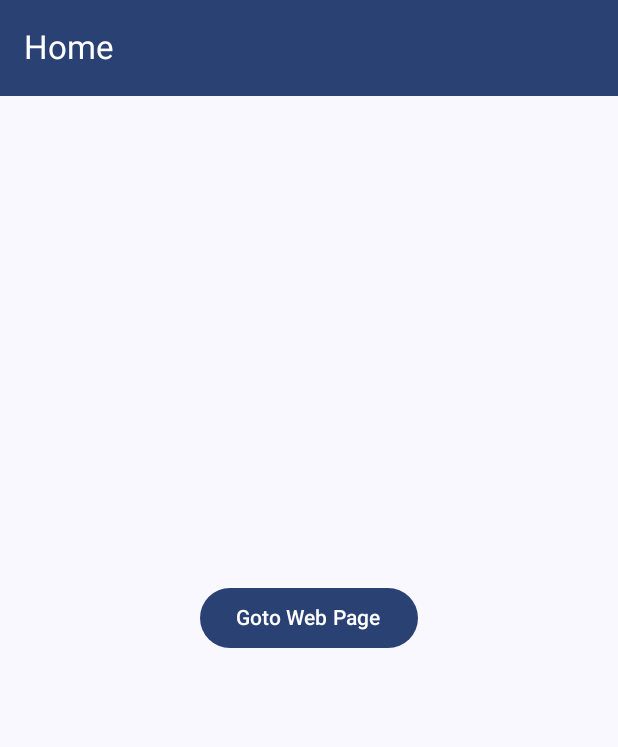
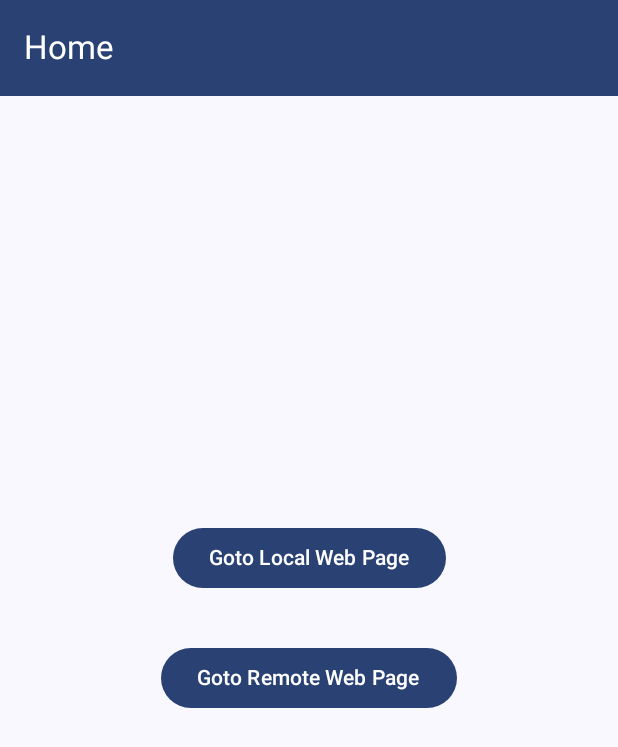
Before and after one commit to quboqin/kidomo-android, an Android app built with Jetpack Compose: the screen it shows after launch (MainActivity), on a phone screen of 412 x 824 dp. Shown: the top 747 px of the screen. Run offline under Robolectric (Android 15) with nearby library versions, the phone set to English and light mode, and no system bars; pictures from the network do not load; 1 statement that could not run was skipped.

Commit message:
clean code

```diff
--- a/app/src/main/java/com/cosine/kidomo/ui/screen/home/HomeContent.kt
+++ b/app/src/main/java/com/cosine/kidomo/ui/screen/home/HomeContent.kt
@@ -1,6 +1,8 @@
 package com.cosine.kidomo.ui.screen.home
 
+import androidx.compose.foundation.layout.Arrangement
 import androidx.compose.foundation.layout.Box
+import androidx.compose.foundation.layout.Column
 import androidx.compose.foundation.layout.fillMaxSize
 import androidx.compose.foundation.layout.padding
 import androidx.compose.material3.Button
@@ -19,13 +21,27 @@ fun HomeContent(
         contentAlignment = Alignment.Center,
         modifier = Modifier.fillMaxSize()
     ) {
-        Button(
-            onClick = {
-                gotoWebView(AppHolder.IS_LOCAL_URI)
-            },
+        Column(
+            horizontalAlignment = Alignment.CenterHorizontally,
+            verticalArrangement = Arrangement.Center,
             modifier = Modifier.padding(16.dp)
         ) {
-            Text(text = "Goto Web Page")
+            Button(
+                onClick = {
+                    gotoWebView(AppHolder.IS_LOCAL_URI)
+                },
+                modifier = Modifier.padding(16.dp)
+            ) {
+                Text(text = "Goto Local Web Page")
+            }
+            Button(
+                onClick = {
+                    gotoWebView(false)
+                },
+                modifier = Modifier.padding(16.dp)
+            ) {
+                Text(text = "Goto Remote Web Page")
+            }
         }
     }
 
--- a/app/src/main/java/com/cosine/kidomo/ui/screen/web/WebScreen.kt
+++ b/app/src/main/java/com/cosine/kidomo/ui/screen/web/WebScreen.kt
@@ -31,18 +31,12 @@ import androidx.compose.ui.window.Dialog
 import com.cosine.kidomo.ui.viewmodels.MainViewModel
 import com.google.gson.Gson
 import com.google.gson.reflect.TypeToken
-import android.graphics.Bitmap
-import android.graphics.BitmapFactory
 import android.net.Uri
-import java.io.ByteArrayOutputStream
-import java.io.InputStream
-import android.util.Base64
 import androidx.compose.runtime.LaunchedEffect
 import androidx.compose.runtime.livedata.observeAsState
 import androidx.navigation.NavHostController
 import androidx.navigation.compose.currentBackStackEntryAsState
 import com.cosine.kidomo.ui.screen.scan.EMPTY_IMAGE_URI
-import org.apache.commons.text.StringEscapeUtils
 import org.json.JSONObject
 import com.cosine.kidomo.util.encodeImageUriToBase64
 
```
Also changed, not shown: app/src/main/java/com/cosine/kidomo/ui/screen/scan/Scanner.kt (+5 -2 lines).
